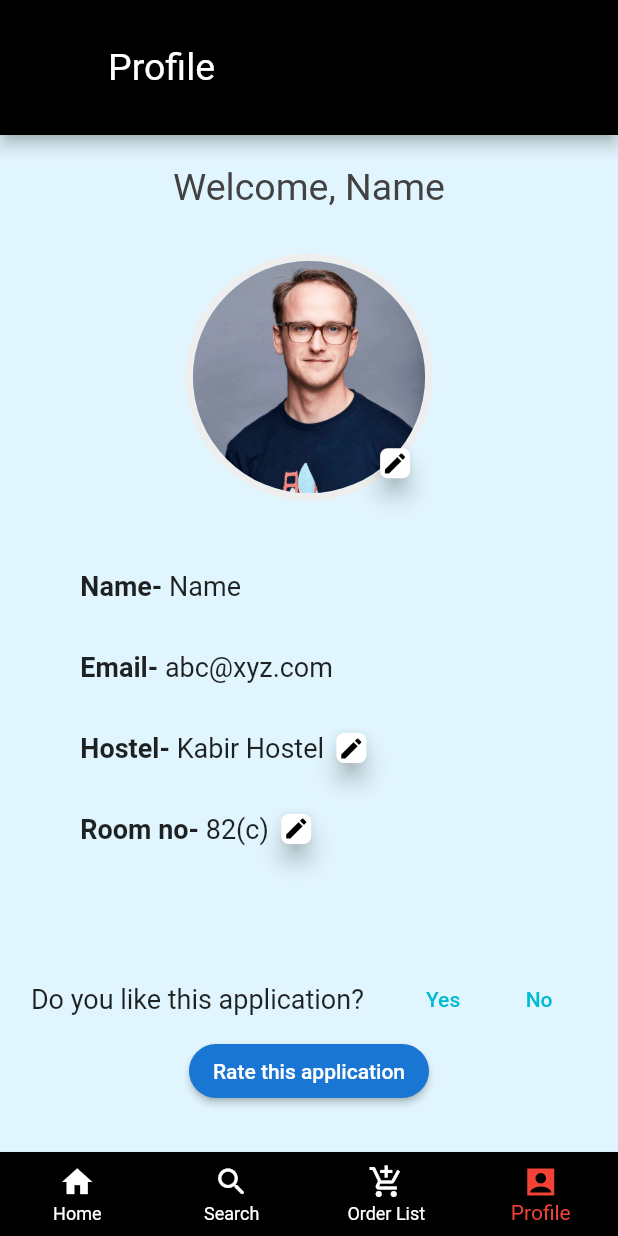
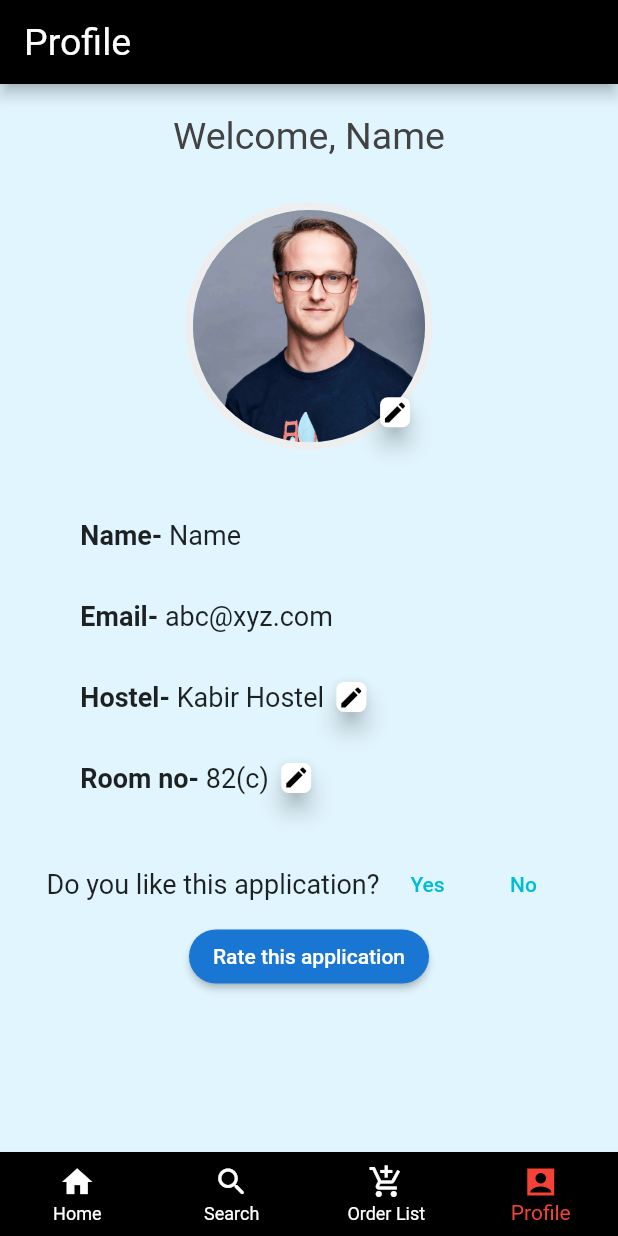
Before and after one commit to shaurya127/canteenmnit, a Flutter app: the NavigationBar screen opened directly, item 4 of the bottom bar chosen, on a phone screen of 412 x 824 dp. Run offline on Flutter 3.47's test engine with Material 2 defaults, Android fonts, the phone set to English and light mode, and no system bars; our stand-ins replace cloud_firestore; accounts and stored records are empty.

Commit message:
pulled himesh code

```diff
--- a/lib/CanteenRelated/screens/particularCanteenOverview.dart
+++ b/lib/CanteenRelated/screens/particularCanteenOverview.dart
@@ -25,9 +25,9 @@ class ParticularCanteenOverview extends StatelessWidget {
         iconTheme: IconThemeData(color: Colors.white),
       ),
       body: Container(
+          padding: EdgeInsets.all(10),
           height: deviceSize.height,
           width: deviceSize.width,
-          // transformAlignment: AlignmentGeometry(),
           child: Column(
             crossAxisAlignment: CrossAxisAlignment.start,
             children: [
--- a/lib/screens/admin_page.dart
+++ b/lib/screens/admin_page.dart
@@ -50,7 +50,7 @@ class _AdminScreenState extends State<AdminScreen> {
     });
     if (_formKey.currentState!.validate()) {
       _formKey.currentState!.save();
-      await Firestore.instance.collection('dishes').add({
+      await FirebaseFirestore.instance.collection('dishes').add({
         'img': _img,
         'name': _name,
         'price': _price,
--- a/lib/widgets/bottombar.dart
+++ b/lib/widgets/bottombar.dart
@@ -72,7 +72,7 @@ class NavigationBarState extends State<NavigationBar> {
         backgroundColor: Colors.lightBlue[50],
         appBar: AppBar(
           title: _options.elementAt(_selectedIndex),
-          toolbarHeight: 90,
+          // toolbarHeight: 90,
           // elevation: 1.0,
           brightness: Brightness.dark,
           backgroundColor: Colors.black,
--- a/lib/widgets/userProfile.dart
+++ b/lib/widgets/userProfile.dart
@@ -130,24 +130,15 @@ class _UserProfileState extends State<UserProfile> {
             ),
           ),
           Expanded(
-            child: Stack(
-              children: [
-                Positioned(
-                  left: deviceSize.width * 0.05,
-                  width: deviceSize.width * 0.9,
-                  bottom: 30,
             child: Column(
               children: [
                 Row(
-                        mainAxisAlignment: MainAxisAlignment.spaceBetween,
+                  mainAxisAlignment: MainAxisAlignment.center,
                   children: [
                     Text(
                       'Do you like this application?',
                       style: TextStyle(fontSize: 18),
                     ),
-                          Row(
-                            mainAxisAlignment: MainAxisAlignment.start,
-                            children: [
                     TextButton(
                       child: Text("Yes"),
                       onPressed: () {},
@@ -157,17 +148,14 @@ class _UserProfileState extends State<UserProfile> {
                     ),
                     TextButton(child: Text("No"), onPressed: () {}),
                   ],
-                          )
-                        ],
                 ),
                 Center(
                     child: ElevatedButton(
                         style: ButtonStyle(
-                                backgroundColor:
-                                    MaterialStateProperty.all<Color>(
+                          backgroundColor: MaterialStateProperty.all<Color>(
                               (Colors.blue[700])!),
-                                shape: MaterialStateProperty.all<
-                                        RoundedRectangleBorder>(
+                          shape:
+                              MaterialStateProperty.all<RoundedRectangleBorder>(
                                   RoundedRectangleBorder(
                             borderRadius: BorderRadius.circular(20),
                           )),
@@ -182,9 +170,6 @@ class _UserProfileState extends State<UserProfile> {
           ),
         ],
       ),
-          ),
-        ],
-      ),
     );
   }
 }
--- a/pubspec.yaml
+++ b/pubspec.yaml
@@ -24,9 +24,8 @@ dependencies:
   flutter:
     sdk: flutter
   splashscreen: ^1.3.5
-  cloud_firestore: ^0.13.5
-  firebase_auth: ^0.16.0
-
+  cloud_firestore: ^2.5.3
+  firebase_auth: ^3.1.2
 
   # The following adds the Cupertino Icons font to your application.
   # Use with the CupertinoIcons class for iOS style icons.
```
Also changed, not shown: lib/CanteenRelated/widgets/GridViewOfThalis.dart (+10 -17 lines), lib/CanteenRelated/widgets/fastFoodWidget.dart (+21 -0 lines), lib/CanteenRelated/widgets/overviewOfThaliOnGrid.dart (+23 -9 lines), lib/screens/homeScreen.dart (+2 -9 lines), lib/screens/onboardingnewuser.dart (+19 -8 lines), pubspec.lock. Lines whose indentation alone changed are shown as unchanged.
